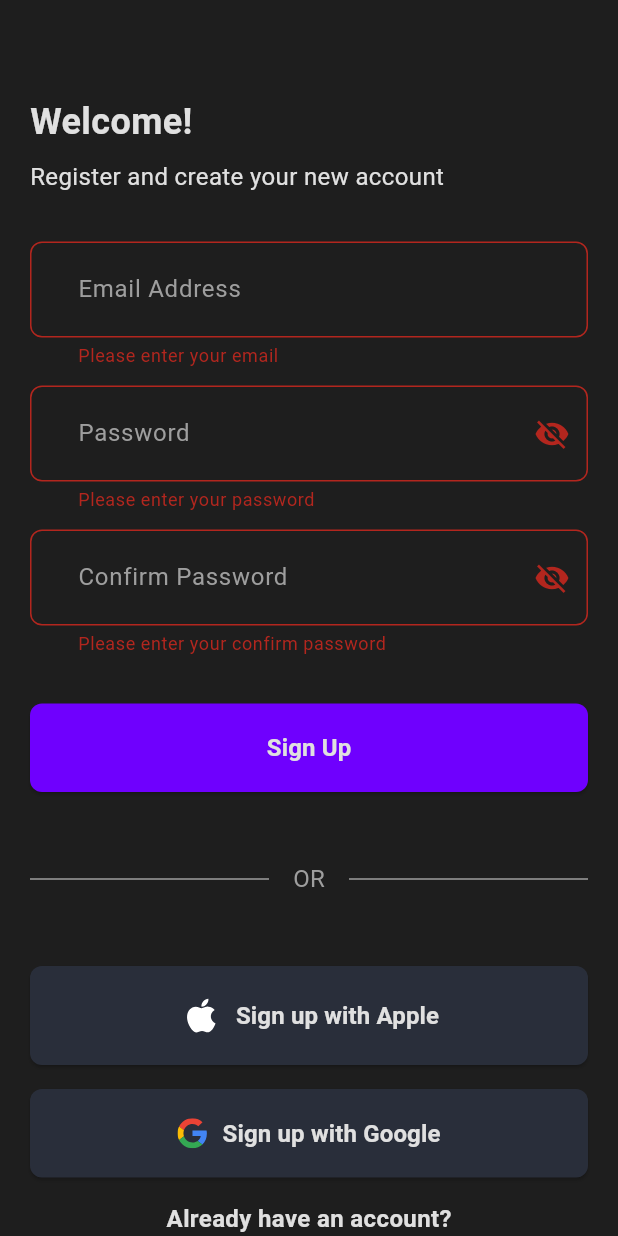
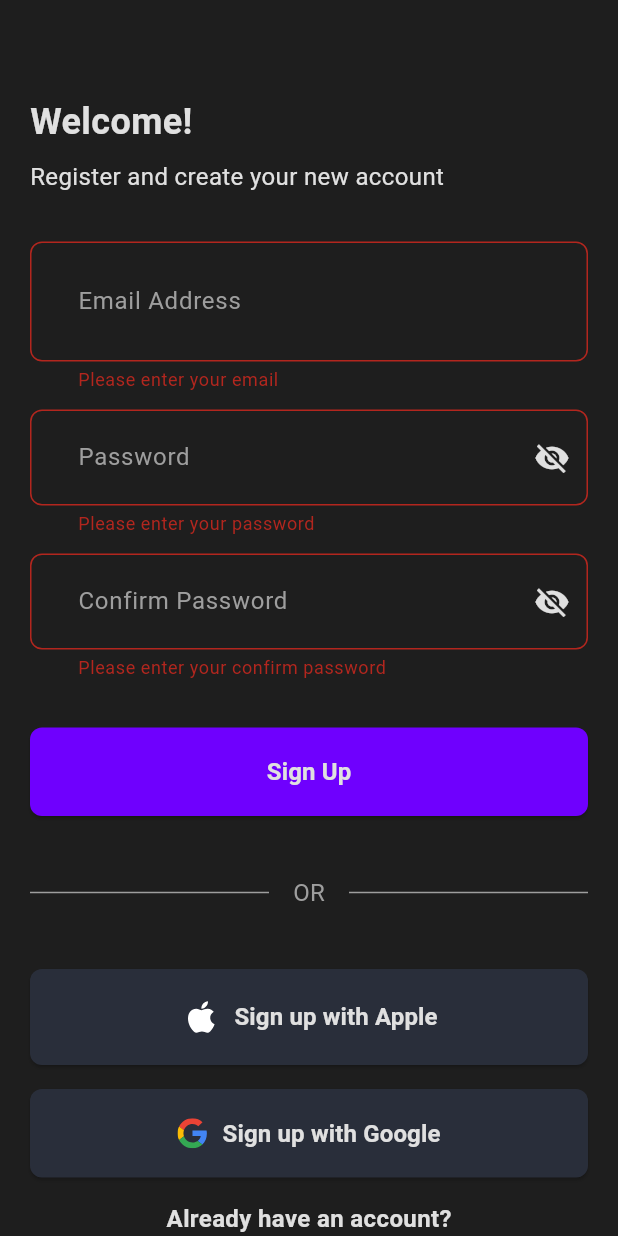
Before and after one commit to saad-naveed-brainx/day02, a Flutter app: the screen it shows after launch, after a tap on "Sign Up", on a phone screen of 412 x 824 dp. Run offline on Flutter 3.47's test engine with Material 3 defaults, Android fonts, the phone set to English and light mode, and no system bars; our stand-ins replace flutter_svg, shared_preferences.

Commit message:
changes against PR is done

```diff
--- /dev/null
+++ b/assets/appAssests/class.dart
@@ -0,0 +1,6 @@
+import 'package:flutter_svg/flutter_svg.dart';
+
+class AppAssets {
+  static const String googleIcon = 'assets/icons/Google.svg';
+  static const String appleIcon = 'assets/icons/ic_round-apple.svg';
+}
--- /dev/null
+++ b/lib/assets/appAssests/class.dart
@@ -0,0 +1,6 @@
+import 'package:flutter_svg/flutter_svg.dart';
+
+class AppAssets {
+  static const String googleIcon = 'assets/icons/Google.svg';
+  static const String appleIcon = 'assets/icons/ic_round-apple.svg';
+}
--- a/lib/core/constants/view_constants.dart
+++ b/lib/core/constants/view_constants.dart
@@ -1,12 +1,22 @@
 class ViewConstants {
   static const String signUpWelcome = 'Welcome!';
+  static const String welcomeToTheHomeScreen = "Welcome to the Home Screen";
   static const String signUpMesage = "Register and create your new account";
   static const String signUpEmail = "Email Address";
   static const String signUpPassword = "Password";
   static const String signUpConfirmPassword = "Confirm Password";
   static const String signUpButton = "Sign Up";
+  static const String logout = "Logout";
   static const String signUpOr = "OR";
   static const String signupApple = "Sign up with Apple";
   static const String signupGoogle = "Sign up with Google";
   static const String signUpAlreadyHaveAccount = "Already have an account?";
+  static const String pleaseEnterYourEmail = "Please enter your email";
+  static const String pleaseEnterValidEmail = "Please enter a valid email";
+  static const String pleaseEnterYourPassword = "Please enter your password";
+  static const String passwordMustBeAtLeast8CharactersLong =
+      "Password must be at least 8 characters long";
+  static const String pleaseEnterYourConfirmPassword =
+      "Please enter your confirm password";
+  static const String passwordsDoNotMatch = "Passwords do not match";
 }
--- /dev/null
+++ b/lib/viewmodels/utility.dart
@@ -0,0 +1,29 @@
+import 'package:flutter/material.dart';
+import 'package:shared_preferences/shared_preferences.dart';
+import 'package:sign_up/widgets/signUpScreen.dart';
+
+class Utility {
+  static void logoutFunction(BuildContext context) async {
+    final prefs = await SharedPreferences.getInstance();
+    prefs.clear();
+    Navigator.pushAndRemoveUntil(
+      context,
+      MaterialPageRoute(builder: (context) => SignUpScreen()),
+      (route) => false,
+    );
+  }
+
+  static void loadUserPreferences(
+    BuildContext context,
+    TextEditingController emailController,
+    TextEditingController passwordController,
+    TextEditingController confirmPasswordController,
+    Function NavigatorToHomeScreen,
+  ) async {
+    final prefs = await SharedPreferences.getInstance();
+    emailController.text = prefs.getString('email') ?? '';
+    passwordController.text = prefs.getString('password') ?? '';
+    confirmPasswordController.text = prefs.getString('password') ?? '';
+    NavigatorToHomeScreen();
+  }
+}
--- /dev/null
+++ b/lib/viewmodels/validators.dart
@@ -0,0 +1,37 @@
+import 'package:sign_up/core/constants/view_constants.dart';
+import 'package:flutter/material.dart';
+
+class Validators {
+  static String? validateEmail(String? value) {
+    if (value == null || value.isEmpty) {
+      return ViewConstants.pleaseEnterYourEmail;
+    }
+    if (!RegExp(r'\S+@\S+\.\S+').hasMatch(value)) {
+      return ViewConstants.pleaseEnterValidEmail;
+    }
+    return null;
+  }
+
+  static String? validatePassword(String? value) {
+    if (value == null || value.isEmpty) {
+      return ViewConstants.pleaseEnterYourPassword;
+    }
+    if (value.length < 8) {
+      return ViewConstants.passwordMustBeAtLeast8CharactersLong;
+    }
+    return null;
+  }
+
+  static String? validateConfirmPassword(
+    String? value,
+    TextEditingController passwordController,
+  ) {
+    if (value == null || value.isEmpty) {
+      return ViewConstants.pleaseEnterYourConfirmPassword;
+    }
+    if (value != passwordController.text) {
+      return ViewConstants.passwordsDoNotMatch;
+    }
+    return null;
+  }
+}
--- a/lib/widgets/homeScreen.dart
+++ b/lib/widgets/homeScreen.dart
@@ -1,6 +1,7 @@
 import 'package:flutter/material.dart';
 import 'package:shared_preferences/shared_preferences.dart';
-import 'package:sign_up/widgets/signUpScreen.dart';
+import 'package:sign_up/core/constants/view_constants.dart';
+import 'package:sign_up/viewmodels/utility.dart';
 
 class HomeScreen extends StatelessWidget {
   const HomeScreen({super.key});
@@ -12,18 +13,10 @@ class HomeScreen extends StatelessWidget {
         child: Column(
           mainAxisAlignment: MainAxisAlignment.center,
           children: [
-            Text('Welcome to the Home Screen'),
+            Text(ViewConstants.welcomeToTheHomeScreen),
             TextButton(
-              onPressed: () async {
-                final prefs = await SharedPreferences.getInstance();
-                prefs.clear();
-                Navigator.pushAndRemoveUntil(
-                  context,
-                  MaterialPageRoute(builder: (context) => SignUpScreen()),
-                  (route) => false,
-                );
-              },
-              child: Text('Logout'),
+              onPressed: () => Utility.logoutFunction(context),
+              child: Text(ViewConstants.logout),
             ),
           ],
         ),
--- /dev/null
+++ b/lib/widgets/reusableFormField.dart
@@ -0,0 +1,59 @@
+import 'package:flutter/material.dart';
+import 'package:sign_up/config/theme/dark.dart';
+import 'package:sign_up/core/constants/app_constants.dart';
+
+class CustomTextFormField extends StatelessWidget {
+  final TextEditingController controller;
+  final String hintText;
+  final String? Function(String?)? validator;
+  final bool obscureText;
+  final bool hasToggleVisibility;
+  final bool isTextVisible;
+  final VoidCallback? onToggleVisibility;
+  final EdgeInsetsGeometry contentPadding;
+
+  const CustomTextFormField({
+    super.key,
+    required this.controller,
+    required this.hintText,
+    this.validator,
+    this.obscureText = false,
+    this.hasToggleVisibility = false,
+    this.isTextVisible = false,
+    this.onToggleVisibility,
+    required this.contentPadding,
+  });
+
+  @override
+  Widget build(BuildContext context) {
+    return TextFormField(
+      controller: controller,
+      obscureText: obscureText,
+      validator: validator,
+      style: TextStyle(color: DarkTheme.textColor),
+      onTapOutside: (event) => FocusScope.of(context).unfocus(),
+      decoration: InputDecoration(
+        contentPadding: contentPadding,
+        hintText: hintText,
+        hintStyle: TextStyle(color: DarkTheme.textGreyColor),
+        border: OutlineInputBorder(
+          borderRadius: BorderRadius.circular(AppConstants.gap8Px),
+        ),
+        focusedBorder: OutlineInputBorder(
+          borderSide: BorderSide(color: DarkTheme.textColor),
+          borderRadius: BorderRadius.circular(AppConstants.gap8Px),
+        ),
+        suffixIcon:
+            hasToggleVisibility
+                ? IconButton(
+                  onPressed: onToggleVisibility,
+                  icon: Icon(
+                    isTextVisible ? Icons.visibility : Icons.visibility_off,
+                    color: DarkTheme.textColor,
+                  ),
+                )
+                : null,
+      ),
+    );
+  }
+}
--- a/lib/widgets/signUpScreen.dart
+++ b/lib/widgets/signUpScreen.dart
@@ -1,5 +1,3 @@
-import 'dart:ui';
-
 import 'package:flutter/material.dart';
 import 'package:sign_up/core/constants/view_constants.dart';
 import 'package:sign_up/core/constants/app_constants.dart';
@@ -7,6 +5,10 @@ import 'package:sign_up/config/theme/dark.dart';
 import 'package:flutter_svg/flutter_svg.dart';
 import 'package:shared_preferences/shared_preferences.dart';
 import 'package:sign_up/widgets/homeScreen.dart';
+import 'package:sign_up/viewmodels/validators.dart';
+import 'package:sign_up/viewmodels/utility.dart';
+import 'package:sign_up/widgets/reusableFormField.dart';
+import 'package:sign_up/assets/appAssests/class.dart';
 
 class SignUpScreen extends StatefulWidget {
   const SignUpScreen({super.key});
@@ -25,7 +27,13 @@ class _SignUpScreenState extends State<SignUpScreen> {
   @override
   void initState() {
     super.initState();
-    loadUserPreferences();
+    Utility.loadUserPreferences(
+      context,
+      emailController,
+      passwordController,
+      confirmPasswordController,
+      NavigatorToHomeScreen,
+    );
   }
 
   @override
@@ -36,55 +44,11 @@ class _SignUpScreenState extends State<SignUpScreen> {
     super.dispose();
   }
 
-  String? _validateEmail(String? value) {
-    if (value == null || value.isEmpty) {
-      return 'Please enter your email';
-    }
-    if (!RegExp(r'\S+@\S+\.\S+').hasMatch(value)) {
-      return 'Please enter a valid email';
-    }
-    return null;
-  }
-
-  String? _validatePassword(String? value) {
-    if (value == null || value.isEmpty) {
-      return 'Please enter your password';
-    }
-    if (value.length < 8) {
-      return 'Password must be at least 8 characters long';
-    }
-    return null;
-  }
-
-  String? _validateConfirmPassword(String? value) {
-    if (value == null || value.isEmpty) {
-      return 'Please enter your confirm password';
-    }
-    if (value != passwordController.text) {
-      return 'Passwords do not match';
-    }
-    return null;
-  }
-
-  void loadUserPreferences() async {
-    final prefs = await SharedPreferences.getInstance();
-    emailController.text = prefs.getString('email') ?? '';
-    passwordController.text = prefs.getString('password') ?? '';
-    confirmPasswordController.text = prefs.getString('password') ?? '';
-    if (emailController.text != '' && passwordController.text != '') {
-      Navigator.pushAndRemoveUntil(
-        context,
-        MaterialPageRoute(builder: (context) => HomeScreen()),
-        (route) => false,
-      );
-    }
-  }
-
   Future<void> saveUserPreferences() async {
     final prefs = await SharedPreferences.getInstance();
     await prefs.setString('email', emailController.text);
     await prefs.setString('password', passwordController.text);
-    print(
+    debugPrint(
       'User preferences saved ${emailController.text} ${passwordController.text}',
     );
 
@@ -97,12 +61,12 @@ class _SignUpScreenState extends State<SignUpScreen> {
   void submitForm() {
     if (formKey.currentState!.validate()) {
       formKey.currentState!.save();
-      print(
+      debugPrint(
         'Form with valid credentials submitted ${emailController.text} ${passwordController.text} ${confirmPasswordController.text}',
       );
       saveUserPreferences();
     } else {
-      print('Form with invalid credentials');
+      debugPrint('Form with invalid credentials');
     }
   }
 
@@ -114,7 +78,7 @@ class _SignUpScreenState extends State<SignUpScreen> {
   Widget _body() {
     return SafeArea(
       child: Padding(
-        padding: EdgeInsets.symmetric(horizontal: 20),
+        padding: EdgeInsets.symmetric(horizontal: AppConstants.gap20Px),
         child: Form(
           key: formKey,
           child: SingleChildScrollView(
@@ -127,7 +91,7 @@ class _SignUpScreenState extends State<SignUpScreen> {
                 mainAxisAlignment: MainAxisAlignment.spaceBetween,
                 children: [
                   Padding(
-                    padding: const EdgeInsets.only(top: 20),
+                    padding: const EdgeInsets.only(top: AppConstants.gap20Px),
                     child: Column(
                       crossAxisAlignment: CrossAxisAlignment.start,
                       children: [
@@ -154,126 +118,54 @@ class _SignUpScreenState extends State<SignUpScreen> {
                           ],
                         ),
                         SizedBox(height: AppConstants.gap16Px * 2),
-                        TextFormField(
+                        CustomTextFormField(
                           controller: emailController,
-                          validator: _validateEmail,
-                          style: TextStyle(color: DarkTheme.textColor),
-                          onTapOutside: (value) {
-                            FocusScope.of(context).unfocus();
-                          },
-                          decoration: InputDecoration(
+                          hintText: ViewConstants.signUpEmail,
+                          validator: Validators.validateEmail,
                           contentPadding: EdgeInsets.symmetric(
-                              horizontal: 28,
-                              vertical: 20,
-                            ),
-                            hintText: ViewConstants.signUpEmail,
-                            hintStyle: TextStyle(
-                              color: DarkTheme.textGreyColor,
-                            ),
-                            border: OutlineInputBorder(
-                              borderRadius: BorderRadius.circular(
-                                AppConstants.gap8Px,
-                              ),
-                            ),
-                            focusedBorder: OutlineInputBorder(
-                              borderSide: BorderSide(
-                                color: DarkTheme.textColor,
-                              ),
-                              borderRadius: BorderRadius.circular(
-                                AppConstants.gap8Px,
-                              ),
-                            ),
+                            horizontal: AppConstants.gap14Px * 2,
+                            vertical: AppConstants.gap14Px * 2,
                           ),
                         ),
                         SizedBox(height: AppConstants.gap12Px),
-                        TextFormField(
-                          obscureText: isPasswordVisible,
+                        CustomTextFormField(
                           controller: passwordController,
-                          validator: _validatePassword,
-                          onTapOutside: (value) {
-                            FocusScope.of(context).unfocus();
-                          },
-                          style: TextStyle(color: DarkTheme.textColor),
-                          decoration: InputDecoration(
-                            contentPadding: EdgeInsets.symmetric(
-                              horizontal: 28,
-                              vertical: 20,
-                            ),
                           hintText: ViewConstants.signUpPassword,
-                            hintStyle: TextStyle(
-                              color: DarkTheme.textGreyColor,
-                            ),
-                            border: OutlineInputBorder(
-                              borderRadius: BorderRadius.circular(
-                                AppConstants.gap8Px,
-                              ),
-                            ),
-                            suffixIcon: IconButton(
-                              onPressed: () {
+                          validator: Validators.validatePassword,
+                          obscureText: !isPasswordVisible,
+                          hasToggleVisibility: true,
+                          isTextVisible: isPasswordVisible,
+                          onToggleVisibility: () {
                             setState(() {
                               isPasswordVisible = !isPasswordVisible;
                             });
                           },
-                              icon: Icon(
-                                isPasswordVisible
-                                    ? Icons.visibility
-                                    : Icons.visibility_off,
-                              ),
-                            ),
-                            focusedBorder: OutlineInputBorder(
-                              borderSide: BorderSide(
-                                color: DarkTheme.textColor,
-                              ),
-                              borderRadius: BorderRadius.circular(
-                                AppConstants.gap8Px,
-                              ),
-                            ),
+                          contentPadding: EdgeInsets.symmetric(
+                            horizontal: AppConstants.gap14Px * 2,
+                            vertical: AppConstants.gap20Px,
                           ),
                         ),
                         SizedBox(height: AppConstants.gap12Px),
-                        TextFormField(
+                        CustomTextFormField(
                           controller: confirmPasswordController,
-                          validator: _validateConfirmPassword,
-                          style: TextStyle(color: DarkTheme.textColor),
-                          obscureText: isConfirmPasswordVisible,
-                          onTapOutside: (value) {
-                            FocusScope.of(context).unfocus();
-                          },
-                          decoration: InputDecoration(
-                            contentPadding: EdgeInsets.symmetric(
-                              horizontal: 28,
-                              vertical: 20,
+                          hintText: ViewConstants.signUpConfirmPassword,
+                          validator:
+                              (value) => Validators.validateConfirmPassword(
+                                value,
+                                passwordController,
                               ),
-                            hintText: ViewConstants.signUpConfirmPassword,
-                            hintStyle: TextStyle(
-                              color: DarkTheme.textGreyColor,
-                            ),
-                            suffixIcon: IconButton(
-                              onPressed: () {
+                          obscureText: !isConfirmPasswordVisible,
+                          hasToggleVisibility: true,
+                          isTextVisible: isConfirmPasswordVisible,
+                          onToggleVisibility: () {
                             setState(() {
                               isConfirmPasswordVisible =
                                   !isConfirmPasswordVisible;
                             });
                           },
-                              icon: Icon(
-                                isConfirmPasswordVisible
-                                    ? Icons.visibility
-                                    : Icons.visibility_off,
-                              ),
-                            ),
-                            border: OutlineInputBorder(
-                              borderRadius: BorderRadius.circular(
-                                AppConstants.gap8Px,
-                              ),
-                            ),
-                            focusedBorder: OutlineInputBorder(
-                              borderSide: BorderSide(
-                                color: DarkTheme.textColor,
-                              ),
-                              borderRadius: BorderRadius.circular(
-                                AppConstants.gap8Px,
-                              ),
-                            ),
+                          contentPadding: EdgeInsets.symmetric(
+                            horizontal: AppConstants.gap14Px * 2,
+                            vertical: AppConstants.gap20Px,
                           ),
                         ),
                         SizedBox(height: AppConstants.gap16Px * 2),
@@ -316,7 +208,9 @@ class _SignUpScreenState extends State<SignUpScreen> {
                         ),
                       ),
                       Padding(
-                        padding: const EdgeInsets.symmetric(horizontal: 16),
+                        padding: const EdgeInsets.symmetric(
+                          horizontal: AppConstants.gap16Px,
+                        ),
                         child: Text(
                           ViewConstants.signUpOr,
                           style: TextStyle(
@@ -356,9 +250,9 @@ class _SignUpScreenState extends State<SignUpScreen> {
                             mainAxisAlignment: MainAxisAlignment.center,
                             children: [
                               SvgPicture.asset(
-                                'assets/icons/ic_round-apple.svg',
-                                width: 30,
-                                height: 30,
+                                AppAssets.appleIcon,
+                                width: AppConstants.font14Px * 2,
+                                height: AppConstants.font14Px * 2,
                               ),
                               SizedBox(width: AppConstants.gap8Px),
                               const Text(
@@ -394,9 +288,9 @@ class _SignUpScreenState extends State<SignUpScreen> {
                             mainAxisAlignment: MainAxisAlignment.center,
                             children: [
                               SvgPicture.asset(
-                                'assets/icons/Google.svg',
-                                width: 20,
-                                height: 20,
+                                AppAssets.googleIcon,
+                                width: AppConstants.font20Px,
+                                height: AppConstants.font20Px,
                               ),
                               SizedBox(width: AppConstants.gap10Px),
                               const Text(
@@ -429,4 +323,14 @@ class _SignUpScreenState extends State<SignUpScreen> {
       ),
     );
   }
+
+  void NavigatorToHomeScreen() {
+    if (emailController.text != '' && passwordController.text != '') {
+      Navigator.pushAndRemoveUntil(
+        context,
+        MaterialPageRoute(builder: (context) => HomeScreen()),
+        (route) => false,
+      );
     }
+  }
+}
--- a/pubspec.yaml
+++ b/pubspec.yaml
@@ -21,3 +21,4 @@ flutter:
   uses-material-design: true
   assets:
     - assets/icons/
+    - assets/appAssests/
```
Also changed, not shown: lib/widgets/textField.dart (deleted, +0 -10 lines). Lines whose indentation alone changed are shown as unchanged.
